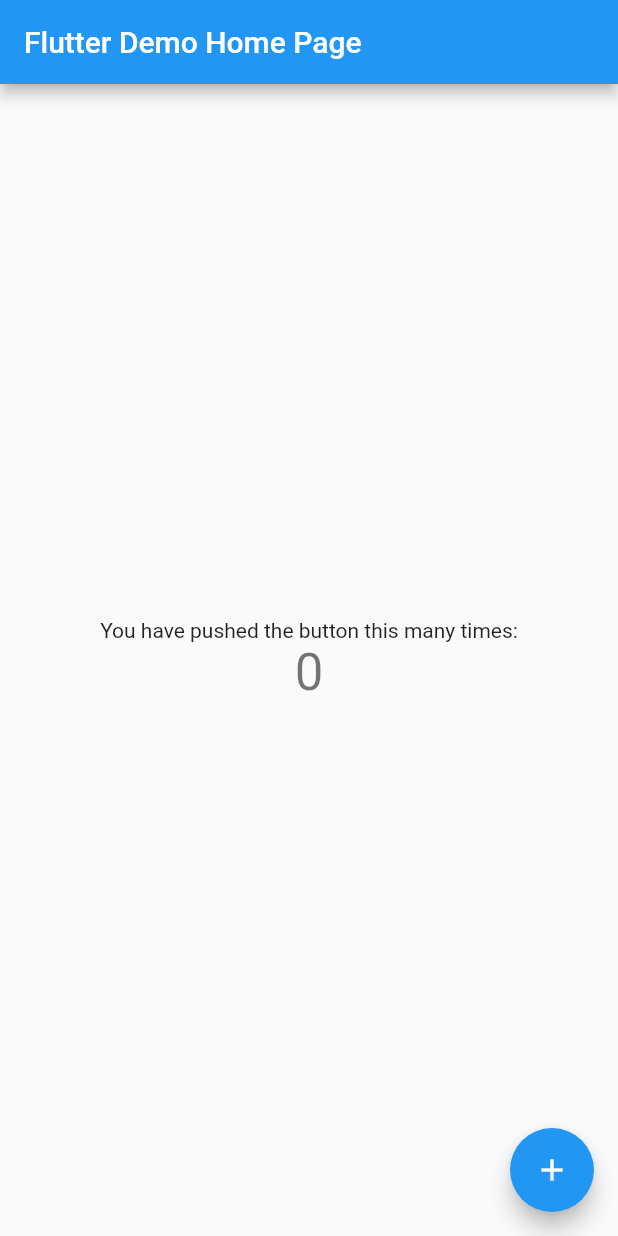
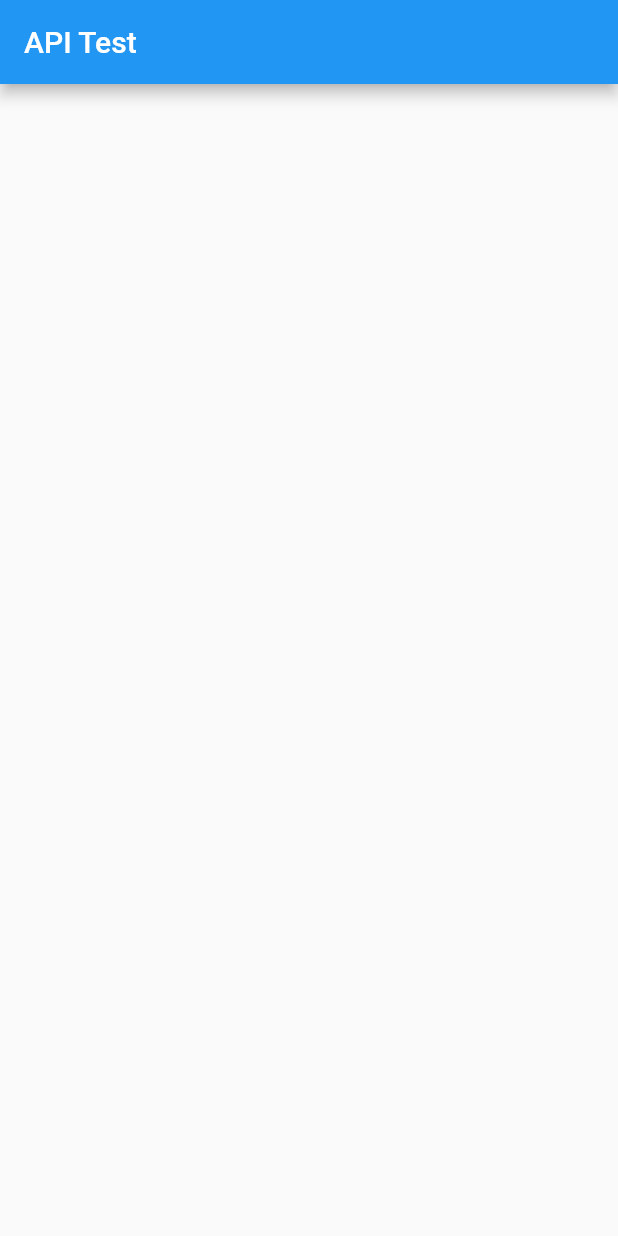
Before and after one commit to SrijanSamridh/Full-Stack-Flutter-Application, a Flutter app: the screen it shows after launch, on a phone screen of 412 x 824 dp. Run offline on Flutter 3.47's test engine with Material 2 defaults, Android fonts, the phone set to English and light mode, and no system bars.

Commit message:
home screen

```diff
--- /dev/null
+++ b/lib/Screens/home/home_screen.dart
@@ -0,0 +1,26 @@
+import 'package:flutter/material.dart';
+
+class HomeScreen extends StatefulWidget {
+  const HomeScreen({super.key});
+
+  @override
+  State<HomeScreen> createState() => _HomeScreenState();
+}
+
+class _HomeScreenState extends State<HomeScreen> {
+  @override
+  Widget build(BuildContext context) {
+    return Scaffold(
+      appBar: AppBar(
+        title: const Text('API Test'),
+      ),
+      body: Center(
+        child: Column(
+          mainAxisAlignment: MainAxisAlignment.center,
+          children: const <Widget>[
+          ],
+        ),
+      ),
+    );
+  }
+}
--- a/lib/main.dart
+++ b/lib/main.dart
@@ -1,4 +1,6 @@
 import 'package:flutter/material.dart';
+
+import 'Screens/home/home_screen.dart';
 
 void main() {
   runApp(const MyApp());
@@ -6,110 +8,15 @@
 
 class MyApp extends StatelessWidget {
   const MyApp({super.key});
-
-  // This widget is the root of your application.
   @override
   Widget build(BuildContext context) {
     return MaterialApp(
       title: 'Flutter Demo',
       theme: ThemeData(
-        // This is the theme of your application.
-        //
-        // Try running your application with "flutter run". You'll see the
-        // application has a blue toolbar. Then, without quitting the app, try
-        // changing the primarySwatch below to Colors.green and then invoke
-        // "hot reload" (press "r" in the console where you ran "flutter run",
-        // or simply save your changes to "hot reload" in a Flutter IDE).
-        // Notice that the counter didn't reset back to zero; the application
-        // is not restarted.
         primarySwatch: Colors.blue,
       ),
-      home: const MyHomePage(title: 'Flutter Demo Home Page'),
+      home: const HomeScreen(),
+      debugShowCheckedModeBanner: false,
     );
   }
 }
-
-class MyHomePage extends StatefulWidget {
-  const MyHomePage({super.key, required this.title});
-
-  // This widget is the home page of your application. It is stateful, meaning
-  // that it has a State object (defined below) that contains fields that affect
-  // how it looks.
-
-  // This class is the configuration for the state. It holds the values (in this
-  // case the title) provided by the parent (in this case the App widget) and
-  // used by the build method of the State. Fields in a Widget subclass are
-  // always marked "final".
-
-  final String title;
-
-  @override
-  State<MyHomePage> createState() => _MyHomePageState();
-}
-
-class _MyHomePageState extends State<MyHomePage> {
-  int _counter = 0;
-
-  void _incrementCounter() {
-    setState(() {
-      // This call to setState tells the Flutter framework that something has
-      // changed in this State, which causes it to rerun the build method below
-      // so that the display can reflect the updated values. If we changed
-      // _counter without calling setState(), then the build method would not be
-      // called again, and so nothing would appear to happen.
-      _counter++;
-    });
-  }
-
-  @override
-  Widget build(BuildContext context) {
-    // This method is rerun every time setState is called, for instance as done
-    // by the _incrementCounter method above.
-    //
-    // The Flutter framework has been optimized to make rerunning build methods
-    // fast, so that you can just rebuild anything that needs updating rather
-    // than having to individually change instances of widgets.
-    return Scaffold(
-      appBar: AppBar(
-        // Here we take the value from the MyHomePage object that was created by
-        // the App.build method, and use it to set our appbar title.
-        title: Text(widget.title),
-      ),
-      body: Center(
-        // Center is a layout widget. It takes a single child and positions it
-        // in the middle of the parent.
-        child: Column(
-          // Column is also a layout widget. It takes a list of children and
-          // arranges them vertically. By default, it sizes itself to fit its
-          // children horizontally, and tries to be as tall as its parent.
-          //
-          // Invoke "debug painting" (press "p" in the console, choose the
-          // "Toggle Debug Paint" action from the Flutter Inspector in Android
-          // Studio, or the "Toggle Debug Paint" command in Visual Studio Code)
-          // to see the wireframe for each widget.
-          //
-          // Column has various properties to control how it sizes itself and
-          // how it positions its children. Here we use mainAxisAlignment to
-          // center the children vertically; the main axis here is the vertical
-          // axis because Columns are vertical (the cross axis would be
-          // horizontal).
-          mainAxisAlignment: MainAxisAlignment.center,
-          children: <Widget>[
-            const Text(
-              'You have pushed the button this many times:',
-            ),
-            Text(
-              '$_counter',
-              style: Theme.of(context).textTheme.headlineMedium,
-            ),
-          ],
-        ),
-      ),
-      floatingActionButton: FloatingActionButton(
-        onPressed: _incrementCounter,
-        tooltip: 'Increment',
-        child: const Icon(Icons.add),
-      ), // This trailing comma makes auto-formatting nicer for build methods.
-    );
-  }
-}
```
Also changed, not shown: 1 other file.
